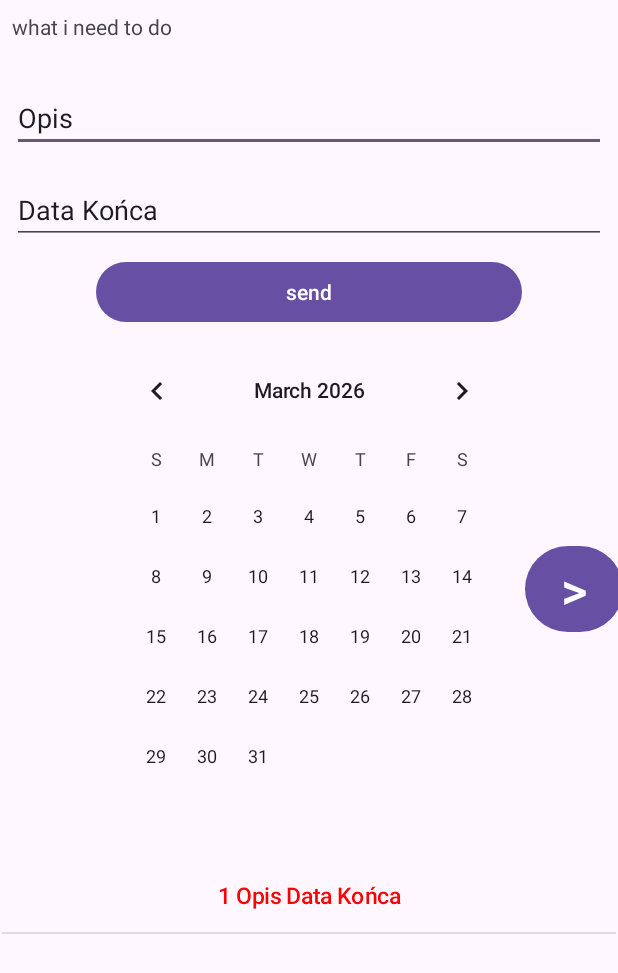
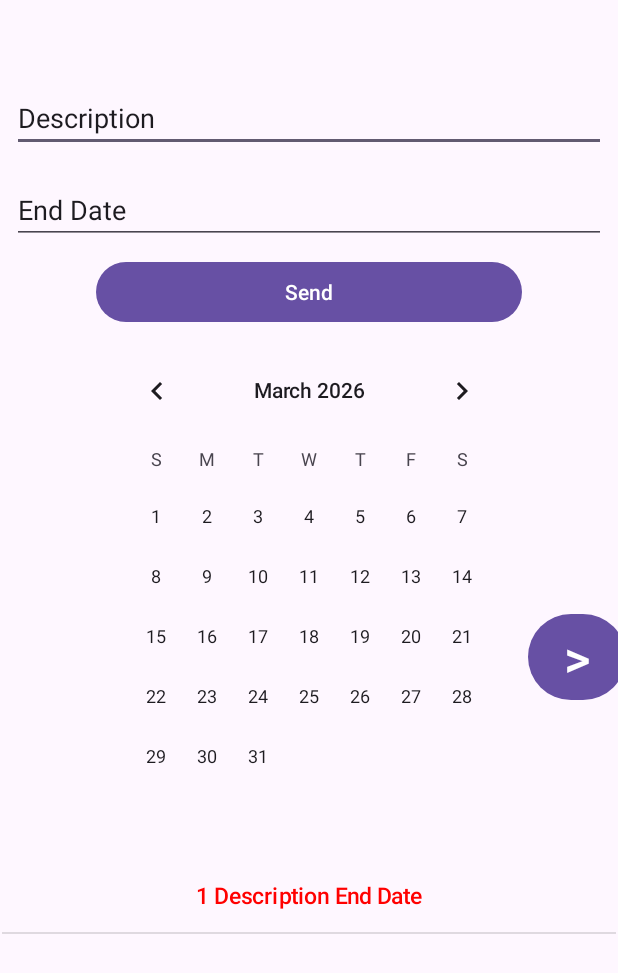
Before and after one commit to Stickeater130/Repozytorium_aplikacja_mobilna, an Android app: the screen it shows after launch (MainActivity), after a tap on an icon or button, on a phone screen of 412 x 824 dp. Shown: the top 973 px of the screen. Run offline under Robolectric (Android 15) with nearby library versions, the light colour scheme and no system bars; 1 other tap on this screen came first.

Commit message:
Stan na 06.02.26

```diff
--- a/app/src/main/java/com/example/callendar1/Budzik.java
+++ b/app/src/main/java/com/example/callendar1/Budzik.java
@@ -83,7 +83,7 @@ public class Budzik extends AppCompatActivity {
             );
 
             boolean success = budzikdataBaseHelper.addOne(wakeupModel);
-            Toast.makeText(this, "Saved = " + success, Toast.LENGTH_SHORT).show();
+            //Toast.makeText(this, "Saved = " + success, Toast.LENGTH_SHORT).show();
 
             ShowWakeUpList();
         });
@@ -102,7 +102,7 @@ public class Budzik extends AppCompatActivity {
                             clicked.getkiedywakeup() + " " + clicked.getGodzina())
                     .setPositiveButton("Usuń", (dialog, which) -> {
                         boolean ok = budzikdataBaseHelper.deleteOne(clicked);
-                        Toast.makeText(this, "Deleted = " + ok, Toast.LENGTH_SHORT).show();
+                        //Toast.makeText(this, "Deleted = " + ok, Toast.LENGTH_SHORT).show();
                         ShowWakeUpList();
                     })
                     .setNegativeButton("Anuluj", (dialog, which) -> dialog.dismiss())
--- a/app/src/main/res/layout/activity_main.xml
+++ b/app/src/main/res/layout/activity_main.xml
@@ -16,7 +16,7 @@
         android:layout_marginEnd="8dp"
         android:ems="10"
         android:inputType="text"
-        android:text="@string/OPIS"
+        android:text="Description"
         app:layout_constraintEnd_toEndOf="parent"
         app:layout_constraintHorizontal_bias="0.0"
         app:layout_constraintStart_toStartOf="parent"
@@ -32,7 +32,7 @@
         android:ems="10"
         android:hint="@string/KIEDYKONIEC"
         android:inputType="text"
-        android:text="Data Końca"
+        android:text="End Date"
         app:layout_constraintEnd_toEndOf="parent"
         app:layout_constraintHorizontal_bias="0.0"
         app:layout_constraintStart_toStartOf="parent"
@@ -46,7 +46,7 @@
         android:layout_marginTop="8dp"
         android:layout_marginEnd="8dp"
         android:layout_marginBottom="8dp"
-        android:text="@string/tytul"
+        android:text=" "
         app:layout_constraintBottom_toTopOf="@+id/opis"
         app:layout_constraintEnd_toEndOf="parent"
         app:layout_constraintStart_toStartOf="parent"
@@ -59,7 +59,7 @@
         android:layout_marginStart="64dp"
         android:layout_marginTop="8dp"
         android:layout_marginEnd="64dp"
-        android:text="@string/sendbutton"
+        android:text="Send"
         app:layout_constraintEnd_toEndOf="parent"
         app:layout_constraintStart_toStartOf="parent"
         app:layout_constraintTop_toBottomOf="@+id/editTextText_kiedykoniec" />
@@ -93,16 +93,13 @@
         android:layout_width="65dp"
         android:layout_height="65dp"
         android:layout_marginStart="8dp"
-        android:layout_marginTop="8dp"
-        android:layout_marginEnd="4dp"
-        android:layout_marginBottom="8dp"
+        android:layout_marginTop="52dp"
         android:text=">"
         android:textSize="34sp"
-        app:layout_constraintBottom_toTopOf="@+id/listView"
+        app:layout_constraintBottom_toBottomOf="parent"
         app:layout_constraintEnd_toEndOf="parent"
         app:layout_constraintHorizontal_bias="0.47"
         app:layout_constraintStart_toEndOf="@+id/SendButton"
-        app:layout_constraintTop_toBottomOf="@+id/editTextText_kiedykoniec"
-        app:layout_constraintVertical_bias="0.575" />
+        app:layout_constraintTop_toTopOf="parent" />
 
 </androidx.constraintlayout.widget.ConstraintLayout>
```
Also changed, not shown: app/src/main/java/com/example/callendar1/MainActivity.java (+6 -6 lines), app/src/main/java/com/example/callendar1/Pomodoro.java (+10 -0 lines), app/src/main/res/layout/budzik.xml (+3 -4 lines), app/src/main/res/layout/pomodoro.xml (+9 -0 lines).
